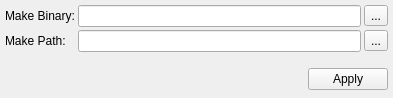
testmana2/mks, file v2/trunk/2006.2.0.0/plugins/compilers/GNUMake/src/ui/UISettings.ui: the form before one commit.
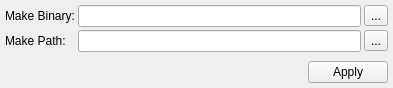
The form after the commit. Icons and pictures are not drawn.

Commit message: small widget settings for plugins update

```diff
--- a/v2/trunk/2006.2.0.0/plugins/compilers/GNUMake/src/ui/UISettings.ui
+++ b/v2/trunk/2006.2.0.0/plugins/compilers/GNUMake/src/ui/UISettings.ui
@@ -6,7 +6,7 @@
     <x>0</x>
     <y>0</y>
     <width>393</width>
-    <height>98</height>
+    <height>88</height>
    </rect>
   </property>
   <property name="windowTitle" >
@@ -35,7 +35,7 @@
        <property name="sizeHint" >
         <size>
          <width>301</width>
-         <height>27</height>
+         <height>20</height>
         </size>
        </property>
       </spacer>
```
The commit also changes 1 other file.
